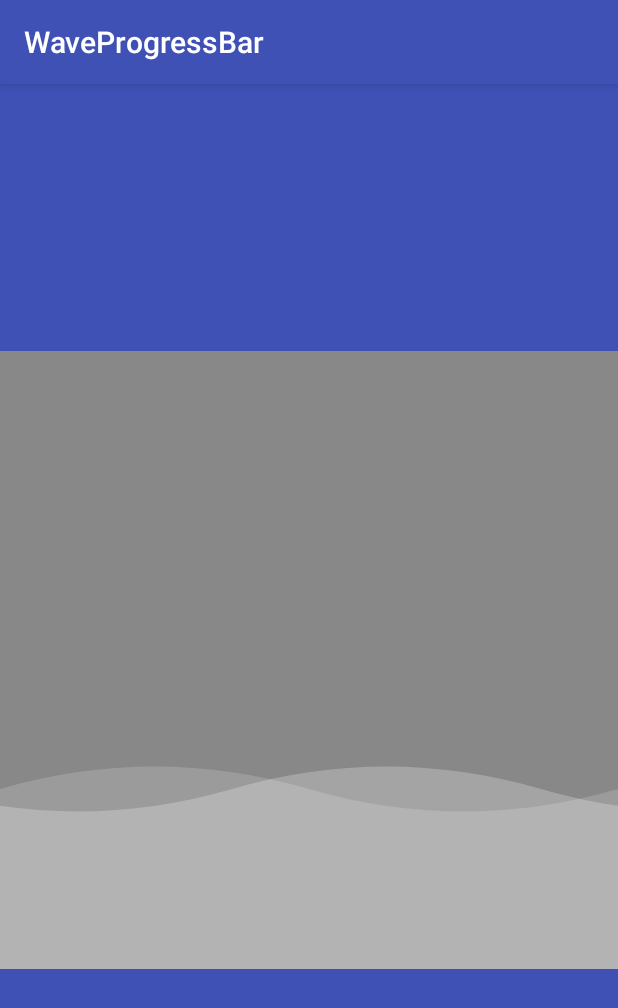
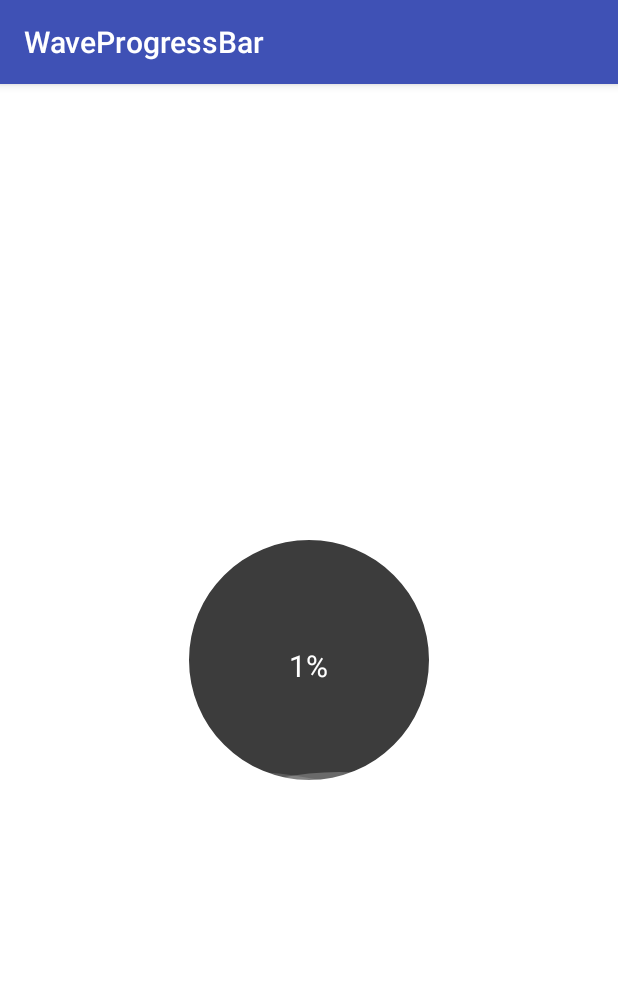
Before and after one commit to cjiahuan/WaveProgressBar, an Android app: the screen it shows after launch (MainActivity), on a phone screen of 412 x 824 dp. Shown: the top 1008 px of the screen. Run offline under Robolectric (Android 15) with nearby library versions, the phone set to English and light mode, and no system bars.

Commit message:
beeta cjh

```diff
--- a/app/src/main/java/cjh/waveprogressbar/MainActivity.java
+++ b/app/src/main/java/cjh/waveprogressbar/MainActivity.java
@@ -2,12 +2,19 @@ package cjh.waveprogressbar;
 
 import android.support.v7.app.AppCompatActivity;
 import android.os.Bundle;
+
+import java.util.Timer;
+import java.util.TimerTask;
 
 import cjh.waveprogressbarlibrary.WaveProgressbar;
 
 public class MainActivity extends AppCompatActivity {
 
     private WaveProgressbar waveProgressbar;
+
+    private Timer mTimer;
+    private TimerTask mTimerTask;
+    private int progress;
 
     @Override
     protected void onCreate(Bundle savedInstanceState) {
@@ -16,5 +23,24 @@ public class MainActivity extends AppCompatActivity {
 
         waveProgressbar = (WaveProgressbar) findViewById(R.id.waveProgressbar);
 
+        mTimer = new Timer();
+        mTimerTask = new TimerTask() {
+            @Override
+            public void run() {
+                progress++;
+                runOnUiThread(new Runnable() {
+                    @Override
+                    public void run() {
+                        waveProgressbar.setProgress(progress);
+                    }
+                });
+
+                if(progress == 100){
+                   progress = 0;
+                }
+            }
+        };
+
+        mTimer.schedule(mTimerTask, 3000, 80);
     }
 }
--- a/app/src/main/res/layout/activity_main.xml
+++ b/app/src/main/res/layout/activity_main.xml
@@ -5,15 +5,17 @@
     android:id="@+id/activity_main"
     android:layout_width="match_parent"
     android:layout_height="match_parent"
-    android:background="@color/colorPrimary"
+    android:background="#ffffff"
     android:gravity="center"
     tools:context="cjh.waveprogressbar.MainActivity">
 
     <cjh.waveprogressbarlibrary.WaveProgressbar
         android:id="@+id/waveProgressbar"
-        android:layout_width="wrap_content"
-        android:layout_height="wrap_content"
-        app:arc_color="@android:color/black"
+        android:layout_width="160dp"
+        android:layout_height="160dp"
+        app:arc_color="@android:color/white"
+        app:cavans_bg="#3C3C3C"
         app:progress="30"
-        app:shape="square" />
+        app:shape="circle"
+        app:text_size="20sp" />
 </RelativeLayout>
--- a/waveprogressbarlibrary/src/main/java/cjh/waveprogressbarlibrary/WaveProgressbar.java
+++ b/waveprogressbarlibrary/src/main/java/cjh/waveprogressbarlibrary/WaveProgressbar.java
@@ -26,7 +26,7 @@ import android.view.animation.LinearInterpolator;
 
 public class WaveProgressbar extends View {
 
-    private static final String TAG = "waveprogressbar";
+    protected static final String TAG = "waveprogressbar";
 
     protected Paint textPaint, pathPaint;
 
@@ -56,7 +56,7 @@ public class WaveProgressbar extends View {
 
     protected static final int DEFAULT_ARC_COLOR = Color.WHITE;
 
-    protected static final int DEFAULT_WAVE_DURATION = 1000;
+    protected static final int DEFAULT_WAVE_DURATION = 1500;
 
     protected static final int DEFAULT_BEHIND_WAVE_COLOR = Color.parseColor("#28FFFFFF");
 
@@ -102,7 +102,9 @@ public class WaveProgressbar extends View {
 
     protected Paint.FontMetrics fontMetrics;
 
-    protected int textSize, textColor, text_margin_top;
+    protected int textSize = DEFAULT_TEXT_SIZE;
+    protected int textColor = DEFAULT_TEXT_COLOR;
+    protected int text_margin_top;
 
     protected boolean autoTestSize;
 
@@ -123,7 +125,7 @@ public class WaveProgressbar extends View {
         initPaints();
     }
 
-    private void initAttrs(AttributeSet attrs) {
+    protected void initAttrs(AttributeSet attrs) {
         TypedArray typedArray = context.obtainStyledAttributes(attrs, R.styleable.WaveProgressbar);
         int count = typedArray.getIndexCount();
         for (int i = 0; i < count; i++) {
@@ -145,7 +147,7 @@ public class WaveProgressbar extends View {
             else if (attr == R.styleable.WaveProgressbar_shape)
                 setShape(typedArray.getString(attr));
             else if (attr == R.styleable.WaveProgressbar_progress)
-                setProgress(typedArray.getInteger(attr, 0));
+                progress = typedArray.getInteger(attr, 0);
             else if (attr == R.styleable.WaveProgressbar_width)
                 setWidth(typedArray.getDimensionPixelSize(attr, SIDE_LENGTH));
             else if (attr == R.styleable.WaveProgressbar_height)
@@ -157,7 +159,7 @@ public class WaveProgressbar extends View {
             else if (attr == R.styleable.WaveProgressbar_auto_text_size)
                 setAudoTextSize(typedArray.getBoolean(attr, false));
             else if (attr == R.styleable.WaveProgressbar_text_margin_top)
-                setTextMarginTop(typedArray.getDimensionPixelSize(attr, -1));
+                setTextMarginTop(typedArray.getDimensionPixelSize(attr, 0));
         }
         typedArray.recycle();
     }
@@ -168,7 +170,7 @@ public class WaveProgressbar extends View {
         setMeasuredDimension(side_length, side_length);
     }
 
-    private int initSideLength(int widthMeasureSpec, int heightMeasureSpec) {
+    protected int initSideLength(int widthMeasureSpec, int heightMeasureSpec) {
         int w, h;
         int wMode = MeasureSpec.getMode(widthMeasureSpec);
         int wSize = MeasureSpec.getSize(widthMeasureSpec);
@@ -179,7 +181,7 @@ public class WaveProgressbar extends View {
         return Math.min(w, h);
     }
 
-    private int getResult(int mode, int size) {
+    protected int getResult(int mode, int size) {
         int result = 0;
         switch (mode) {
             case MeasureSpec.EXACTLY:
@@ -203,7 +205,7 @@ public class WaveProgressbar extends View {
 
         textPaint = new Paint(Paint.ANTI_ALIAS_FLAG);
         if (autoTestSize)
-            textSize = side_length / 30;
+            textSize = side_length / 12;
         textPaint.setTextSize(textSize);
         textPaint.setColor(textColor);
         fontMetrics = textPaint.getFontMetrics();
@@ -212,7 +214,7 @@ public class WaveProgressbar extends View {
     @Override
     protected void onSizeChanged(int w, int h, int oldw, int oldh) {
         super.onSizeChanged(w, h, oldw, oldh);
-        Log.d(TAG, "w = " + w + " : h = " + h);
+//        Log.d(TAG, "w = " + w + " : h = " + h);
         rectf = new RectF(0, 0, side_length, side_length);
 
         half_side_length = side_length / 2;
@@ -221,10 +223,10 @@ public class WaveProgressbar extends View {
 
         percent_height = side_length / max;
 
-        dwave = side_length / 40 * 3;
+        dwave = side_length / 40 * 2;
 
-        if (text_margin_top == -1)
-            text_margin_top = (int) (side_length / 2 + (fontMetrics.top - fontMetrics.bottom) / 2);
+        if (text_margin_top == 0)
+            text_margin_top = (int) (side_length / 2 + (fontMetrics.descent - fontMetrics.ascent) / 2);
 
         initPaints();
 
@@ -234,20 +236,33 @@ public class WaveProgressbar extends View {
     protected void onDraw(Canvas canvas) {
         super.onDraw(canvas);
         canvas.drawColor(cavans_bg);
-        Log.d(TAG, "progresss = " + progress);
+//        Log.d(TAG, "progresss = " + progress);
         if (progress > 0 && progress < max)
             drawWave(canvas);
         else if (progress == max)
             canvas.drawColor(front_wave_color);
+
+        drawText(canvas);
 
         if (shape.equals(CIRCLE))
             drawArcs(canvas);
 
     }
 
-    private void drawWave(Canvas canvas) {
+    protected void drawText(Canvas canvas) {
+        String text = progress + PERCENT_CHAR;
+        int textLength = (int) textPaint.measureText(text);
+        int i = (side_length - textLength) / 2;
+        canvas.drawText(text, i, text_margin_top, textPaint);
+
+    }
+
+    protected void drawWave(Canvas canvas) {
         int wave_height = side_length - progress * percent_height;
         int baseX = -side_length + dx;
+        Log.d(TAG, baseX + "");
+        if (baseX > 0)
+            baseX = 0;
         path.reset();
         pathPaint.setColor(behind_wave_color);
         path.moveTo(baseX, wave_height);
@@ -273,7 +288,7 @@ public class WaveProgressbar extends View {
         canvas.drawPath(path, pathPaint);
     }
 
-    private void drawArcs(Canvas canvas) {
+    protected void drawArcs(Canvas canvas) {
         pathPaint.setColor(arcColor);
 
         path.reset();
@@ -307,7 +322,7 @@ public class WaveProgressbar extends View {
 
     public void startWaveAnimation() {
         animation = true;
-        valueAnimator = ValueAnimator.ofInt(0, Math.min(width, height));
+        valueAnimator = ValueAnimator.ofInt(0, Math.min(side_length, Math.min(width, height)));
         valueAnimator.setDuration(wave_duration);
         valueAnimator.setRepeatCount(ValueAnimator.INFINITE);
         valueAnimator.setInterpolator(new LinearInterpolator());
@@ -401,8 +416,11 @@ public class WaveProgressbar extends View {
 
     public void setProgress(int progress) {
         this.progress = progress;
-        if (progress > 0 && progress < max && !animation)
-            startWaveAnimation();
+        if (progress > 0 && progress < max)
+            if (!animation)
+                startWaveAnimation();
+            else
+                postInvalidate();
         else {
             stopWaveAnimation();
             postInvalidate();
```
